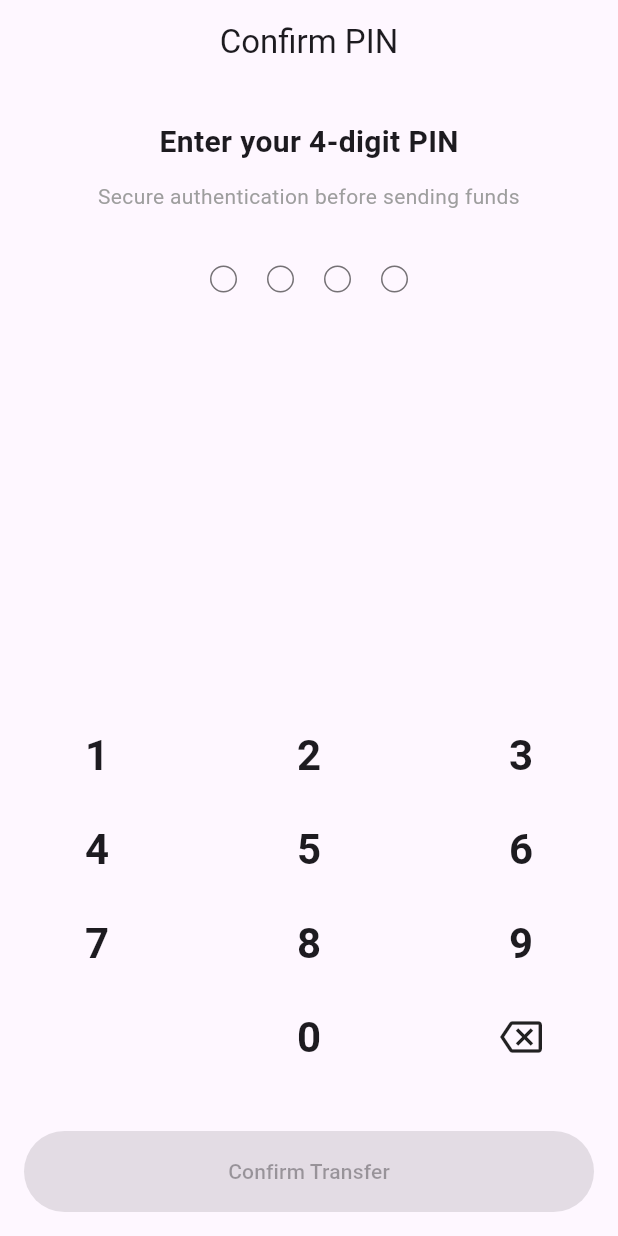
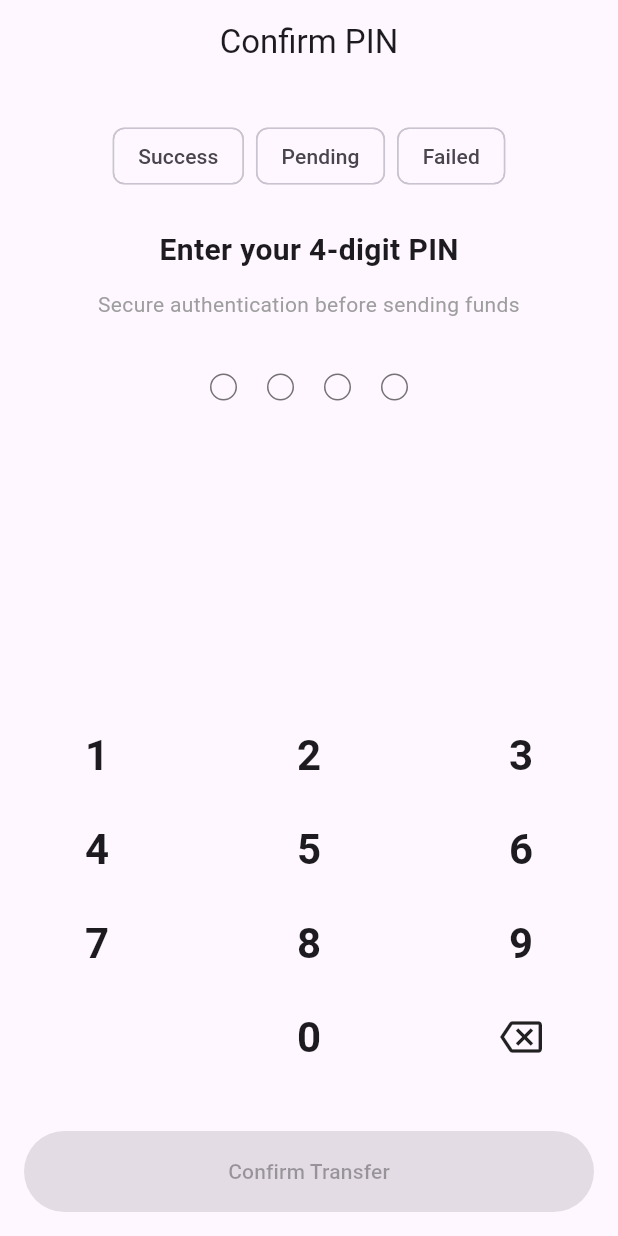
Before and after one commit to jignasa06/crypto-bepay, a Flutter app: the PinScreen screen opened by its route, on a phone screen of 412 x 824 dp. Run offline on Flutter 3.47's test engine with Material 3 defaults, Android fonts, the phone set to English and light mode, and no system bars; our stand-ins replace equatable, flutter_riverpod, go_router.

Commit message:
feat:success , fail and pending cases added at pin screen

```diff
--- a/lib/core/router/app_router.dart
+++ b/lib/core/router/app_router.dart
@@ -1,4 +1,3 @@
-import 'package:flutter/material.dart';
 import 'package:go_router/go_router.dart';
 
 import '../../features/amount/presentation/screens/amount_screen.dart';
@@ -21,11 +20,11 @@ class AppRoutes {
 final appRouter = GoRouter(
   initialLocation: AppRoutes.wallet,
   routes: [
-    GoRoute(path: AppRoutes.wallet, builder: (_, __) => const WalletScreen()),
-    GoRoute(path: AppRoutes.recipient, builder: (_, __) => RecipientScreen()),
-    GoRoute(path: AppRoutes.amount, builder: (_, __) => const AmountScreen()),
-    GoRoute(path: AppRoutes.review, builder: (_, __) => const ReviewScreen()),
-    GoRoute(path: AppRoutes.pin, builder: (_, __) => const PinScreen()),
+    GoRoute(path: AppRoutes.wallet, builder: (_, _) => const WalletScreen()),
+    GoRoute(path: AppRoutes.recipient, builder: (_, _) => RecipientScreen()),
+    GoRoute(path: AppRoutes.amount, builder: (_, _) => const AmountScreen()),
+    GoRoute(path: AppRoutes.review, builder: (_, _) => const ReviewScreen()),
+    GoRoute(path: AppRoutes.pin, builder: (_, _) => const PinScreen()),
     GoRoute(
       path: AppRoutes.transactionResult,
       builder: (context, state) {
--- a/lib/features/pin/presentation/screens/pin_screen.dart
+++ b/lib/features/pin/presentation/screens/pin_screen.dart
@@ -1,10 +1,10 @@
-import 'package:flutter/cupertino.dart';
 import 'package:flutter/material.dart';
 import 'package:flutter_riverpod/flutter_riverpod.dart';
 import 'package:go_router/go_router.dart';
 
 import '../../../../core/router/app_router.dart';
 import '../../../../providers/send_flow_notifier.dart';
+import '../../../../shared/enums/mock_transaction_mode.dart';
 import '../../../../shared/enums/numeric_keyboard_type.dart';
 import '../../../amount/presentation/widgets/numeric_keyboard.dart';
 
@@ -16,7 +16,7 @@ class PinScreen extends ConsumerWidget {
     final state = ref.watch(sendFlowProvider);
     final notifier = ref.read(sendFlowProvider.notifier);
 
-    Future<void> _onConfirm() async {
+    Future<void> onConfirm() async {
       if (!notifier.verifyPin()) {
         ScaffoldMessenger.of(context).showSnackBar(
           const SnackBar(
@@ -46,7 +46,36 @@ class PinScreen extends ConsumerWidget {
         child: Column(
           children: [
             const SizedBox(height: 24),
-
+            Wrap(
+              spacing: 8,
+              children: [
+                ChoiceChip(
+                  label: const Text("Success"),
+                  selected: false,
+                  onSelected: (_) {
+                    ref.read(sendFlowProvider.notifier)
+                        .setTransactionMode(MockTransactionMode.success);
+                  },
+                ),
+                ChoiceChip(
+                  label: const Text("Pending"),
+                  selected: false,
+                  onSelected: (_) {
+                    ref.read(sendFlowProvider.notifier)
+                        .setTransactionMode(MockTransactionMode.pending);
+                  },
+                ),
+                ChoiceChip(
+                  label: const Text("Failed"),
+                  selected: false,
+                  onSelected: (_) {
+                    ref.read(sendFlowProvider.notifier)
+                        .setTransactionMode(MockTransactionMode.failed);
+                  },
+                ),
+              ],
+            ),
+            const SizedBox(height: 24),
             const Text(
               "Enter your 4-digit PIN",
               style: TextStyle(
@@ -108,7 +137,7 @@ class PinScreen extends ConsumerWidget {
                 height: 54,
                 child: FilledButton(
                   onPressed: state.isPinComplete && !state.isLoading
-                      ? _onConfirm
+                      ? onConfirm
                       : null,
                   child: state.isLoading
                       ? const SizedBox(
--- a/lib/features/recipient/presentation/widgets/recipient_tile.dart
+++ b/lib/features/recipient/presentation/widgets/recipient_tile.dart
@@ -1,5 +1,4 @@
 import 'package:crypto_bepay/shared/models/recipient.dart';
-import 'package:flutter/cupertino.dart';
 import 'package:flutter/material.dart';
 
 class RecipientTile extends StatelessWidget {
--- a/lib/features/transaction/data/transaction_repository.dart
+++ b/lib/features/transaction/data/transaction_repository.dart
@@ -1,11 +1,18 @@
 import 'dart:async';
 import 'dart:math';
 
+import '../../../shared/enums/mock_transaction_mode.dart';
 import '../../../shared/enums/transaction_status.dart';
 import '../../../shared/models/fee_estimate.dart';
 import '../../../shared/models/transaction_result.dart';
 
 class TransactionRepository {
+  MockTransactionMode mode = MockTransactionMode.random;
+
+  void setMode(MockTransactionMode newMode) {
+    mode = newMode;
+  }
+
   Future<FeeEstimate> estimateFee({required String token}) async {
     await Future.delayed(const Duration(milliseconds: 300));
 
@@ -27,16 +34,31 @@ class TransactionRepository {
   Future<TransactionResult> submitTransaction() async {
     await Future.delayed(const Duration(seconds: 2));
 
-    final random = Random().nextInt(100);
-
     late TransactionStatus status;
 
-    if (random < 70) {
-      status = TransactionStatus.success;
-    } else if (random < 90) {
-      status = TransactionStatus.pending;
-    } else {
-      status = TransactionStatus.failed;
+    switch (mode) {
+      case MockTransactionMode.success:
+        status = TransactionStatus.success;
+        break;
+
+      case MockTransactionMode.pending:
+        status = TransactionStatus.pending;
+        break;
+
+      case MockTransactionMode.failed:
+        status = TransactionStatus.failed;
+        break;
+
+      case MockTransactionMode.random:
+        final second = DateTime.now().second % 3;
+
+        if (second == 0) {
+          status = TransactionStatus.success;
+        } else if (second == 1) {
+          status = TransactionStatus.pending;
+        } else {
+          status = TransactionStatus.failed;
+        }
     }
 
     return TransactionResult(
--- a/lib/providers/send_flow_notifier.dart
+++ b/lib/providers/send_flow_notifier.dart
@@ -1,6 +1,7 @@
 import 'package:flutter_riverpod/flutter_riverpod.dart';
 
 import '../core/validators/amount_validator.dart';
+import '../shared/enums/mock_transaction_mode.dart';
 import '../shared/models/fee_estimate.dart';
 import '../shared/models/recipient.dart';
 import '../shared/models/send_flow_state.dart';
@@ -131,6 +132,9 @@ class SendFlowNotifier extends Notifier<SendFlowState> {
   void setFeeEstimate(FeeEstimate fee) {
     state = state.copyWith(feeEstimate: fee);
   }
+  void setTransactionMode(MockTransactionMode mode) {
+    ref.read(transactionRepositoryProvider).setMode(mode);
+  }
 
   void setTransactionResult(TransactionResult result) {
     state = state.copyWith(transactionResult: result);
--- /dev/null
+++ b/lib/shared/enums/mock_transaction_mode.dart
@@ -0,0 +1,7 @@
+
+enum MockTransactionMode {
+  success,
+  pending,
+  failed,
+  random,
+}
```
